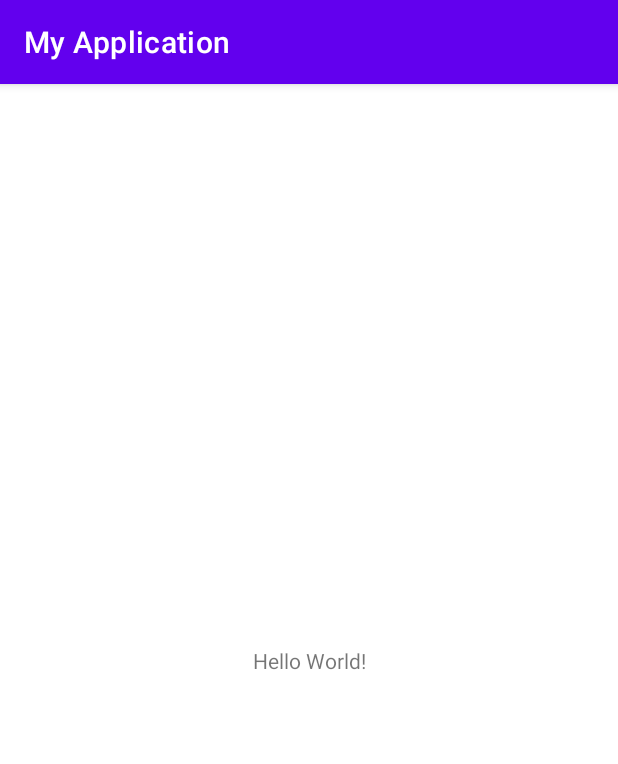
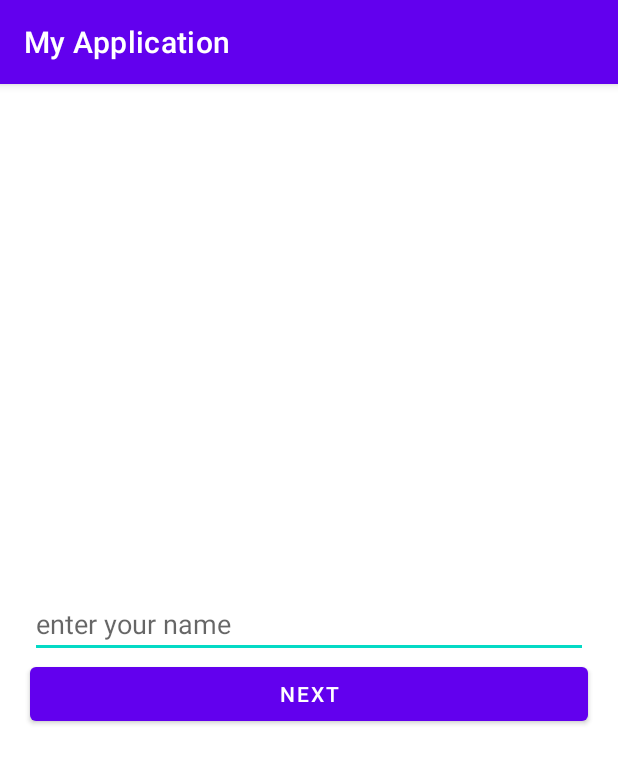
Before and after one commit to sixaruliketi/group2App, an Android app: the screen it shows after launch (MainActivity), on a phone screen of 412 x 824 dp. Shown: the top 764 px of the screen. Run offline under Robolectric (Android 15) with nearby library versions, the phone set to English and light mode, and no system bars.

Commit message:
activities added

```diff
--- a/app/src/main/java/com/example/myapplication/MainActivity.kt
+++ b/app/src/main/java/com/example/myapplication/MainActivity.kt
@@ -1,11 +1,58 @@
 package com.example.myapplication
 
+import android.content.Intent
 import androidx.appcompat.app.AppCompatActivity
 import android.os.Bundle
+import android.util.Log
+import android.widget.Button
+import android.widget.EditText
 
 class MainActivity : AppCompatActivity() {
     override fun onCreate(savedInstanceState: Bundle?) {
         super.onCreate(savedInstanceState)
         setContentView(R.layout.activity_main)
+        Log.d("myFunction","onCreate")
+
+        val nameEditText = findViewById<EditText>(R.id.nameEditText)
+        val sendNameButton = findViewById<Button>(R.id.sendNameButton)
+
+        sendNameButton.setOnClickListener {
+            val name = nameEditText.text.toString()
+            val intent = Intent(this, MainActivity2::class.java)
+
+            intent.putExtra("NAME",name)
+            startActivity(intent)
+        }
+
+    }
+
+    override fun onStart() {
+        super.onStart()
+        Log.d("myFunction","onStart")
+    }
+
+    override fun onResume() {
+        super.onResume()
+        Log.d("myFunction","onResume")
+    }
+
+    override fun onRestart() {
+        super.onRestart()
+        Log.d("myFunction","onRestart")
+    }
+
+    override fun onPause() {
+        super.onPause()
+        Log.d("myFunction","onPause")
+    }
+
+    override fun onStop() {
+        super.onStop()
+        Log.d("myFunction","onStop")
+    }
+
+    override fun onDestroy() {
+        super.onDestroy()
+        Log.d("myFunction","onDestroy")
     }
 }
--- a/app/src/main/res/layout/activity_main.xml
+++ b/app/src/main/res/layout/activity_main.xml
@@ -1,18 +1,25 @@
 <?xml version="1.0" encoding="utf-8"?>
-<androidx.constraintlayout.widget.ConstraintLayout xmlns:android="http://schemas.android.com/apk/res/android"
+<LinearLayout xmlns:android="http://schemas.android.com/apk/res/android"
     xmlns:app="http://schemas.android.com/apk/res-auto"
     xmlns:tools="http://schemas.android.com/tools"
     android:layout_width="match_parent"
     android:layout_height="match_parent"
-    tools:context=".MainActivity">
+    tools:context=".MainActivity"
+    android:orientation="vertical"
+    android:gravity="center">
 
-    <TextView
-        android:layout_width="wrap_content"
+    <EditText
+        android:id="@+id/nameEditText"
+        android:layout_width="match_parent"
         android:layout_height="wrap_content"
-        android:text="Hello World!"
-        app:layout_constraintBottom_toBottomOf="parent"
-        app:layout_constraintEnd_toEndOf="parent"
-        app:layout_constraintStart_toStartOf="parent"
-        app:layout_constraintTop_toTopOf="parent" />
+        android:hint="enter your name"
+        android:inputType="textPersonName"
+        android:layout_marginHorizontal="20dp"/>
 
-</androidx.constraintlayout.widget.ConstraintLayout>
+    <Button
+        android:id="@+id/sendNameButton"
+        android:layout_width="match_parent"
+        android:layout_height="wrap_content"
+        android:text="next"
+        android:layout_marginHorizontal="20dp"/>
+</LinearLayout>
```
Also changed, not shown: app/src/main/AndroidManifest.xml (+14 -0 lines), app/src/main/java/com/example/myapplication/MainActivity2.kt (added, +29 -0 lines), app/src/main/java/com/example/myapplication/MainActivity3.kt (added, +17 -0 lines), app/src/main/res/layout/activity_main2.xml (added, +28 -0 lines), app/src/main/res/layout/activity_main3.xml (added, +25 -0 lines).
